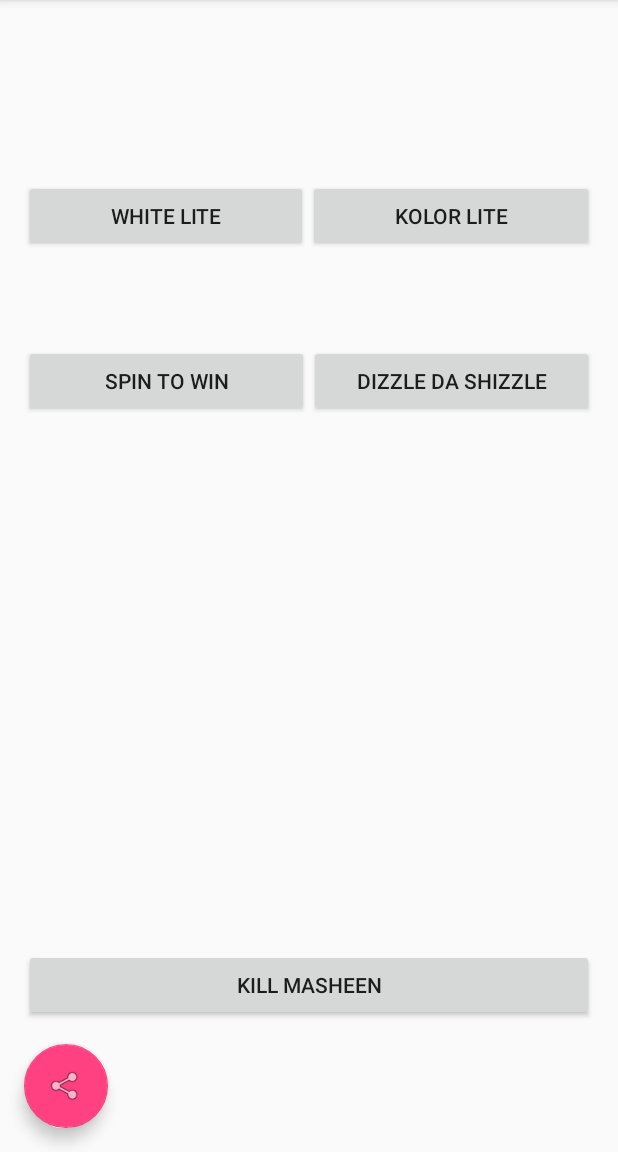
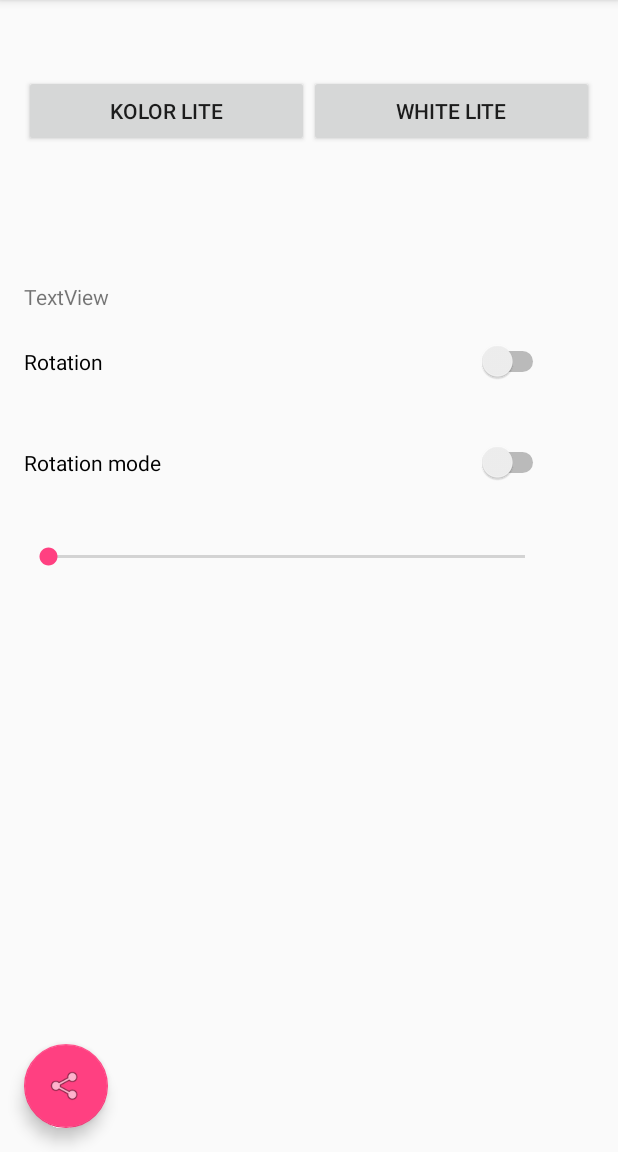
Before and after one commit to najboljsi007/androidLedControl, an Android app: the screen it shows after launch (MenuActivity), on a phone screen of 412 x 824 dp, the part 84-1236 px from its top. Run offline under Robolectric (Android 15) with nearby library versions, the phone set to English and light mode, and no system bars.

Commit message:
Almost done

```diff
--- a/app/src/main/java/com/example/tadejbukovec/ledcontroller/MenuActivity.java
+++ b/app/src/main/java/com/example/tadejbukovec/ledcontroller/MenuActivity.java
@@ -1,5 +1,6 @@
 package com.example.tadejbukovec.ledcontroller;
 
+import android.app.Activity;
 import android.os.Bundle;
 import android.support.design.widget.FloatingActionButton;
 import android.support.design.widget.Snackbar;
@@ -9,6 +10,10 @@ import android.view.View;
 import android.view.Menu;
 import android.view.MenuItem;
 import android.widget.Button;
+import android.widget.CompoundButton;
+import android.widget.SeekBar;
+import android.widget.Switch;
+import android.widget.TextView;
 import android.widget.Toast;
 
 import java.io.IOException;
@@ -29,9 +34,10 @@ interface Operation{
 
 class Constants{
 
-    static final String url = "http://192.168.1.101:5000/";
+    static final String url = "http://192.168.1.102/";
 
 }
+
 
 class LedOperation implements Operation{
 
@@ -53,18 +59,18 @@ class LedOperation implements Operation{
 
 class ContiniousServoOperation implements Operation{
 
-    boolean enable;
+    int enable;
     //1 for clockwise, 0 for counter-clockwise
     int rotation;
 
-    public ContiniousServoOperation(boolean enable, int rotation) {
+    public ContiniousServoOperation(int enable, int rotation) {
         this.enable = enable;
         this.rotation = rotation;
     }
 
     @Override
     public String makeQuery() {
-        return String.format(Constants.url + "servo_continious?enable=%b&stepDir=%d",enable, rotation);
+        return String.format(Constants.url + "motor_continious?enable=%d&dir=%d",enable, rotation);
     }
 }
 
@@ -79,7 +85,7 @@ class RandomServoOperation implements Operation{
 
     @Override
     public String makeQuery() {
-        return String.format(Constants.url + "servo_random?enable=%b",enable);
+        return String.format(Constants.url + "motor_random?enable=%b",enable);
     }
 }
 
@@ -144,9 +150,10 @@ public class MenuActivity extends AppCompatActivity {
 
         final Button whiteLight = (Button) findViewById(R.id.ledWhiteBtn);
         final Button colorLight = (Button) findViewById(R.id.ledColorBtn);
-        final Button servo = (Button) findViewById(R.id.servoBtn);
-        final Button servoRandom = (Button) findViewById(R.id.servoRandBtn);
-        final Button kill = (Button) findViewById(R.id.killBtn);
+        final Switch spin = (Switch) findViewById(R.id.rotation);
+        final Switch spinModify = (Switch) findViewById(R.id.rotationmode);
+        final SeekBar speed = (SeekBar) findViewById(R.id.speed);
+        final TextView textis = (TextView) findViewById(R.id.textView);
 
         //white light button logic
         whiteLight.setOnClickListener(new View.OnClickListener() {
@@ -187,47 +194,61 @@ public class MenuActivity extends AppCompatActivity {
             }
         });
 
-        //servo button logic
-        servo.setOnClickListener(new View.OnClickListener() {
-            @Override
-            public void onClick(View v) {
 
-                if (!servo.getText().equals("Stop da speen")){
-                    ContiniousServoOperation spinDaLight = new ContiniousServoOperation(true, 1);
+        //spin switch logic
+        spin.setOnCheckedChangeListener(new CompoundButton.OnCheckedChangeListener() {
+            public void onCheckedChanged(CompoundButton buttonView, boolean isChecked) {
+                if(isChecked==true){
+                    ContiniousServoOperation spinDaLight = new ContiniousServoOperation(1, 1);
                     runnable.addToQueue(spinDaLight);
-                    servo.setText("Stop da speen");
                 }
                 else{
-                    ContiniousServoOperation spinDaLight = new ContiniousServoOperation(false, 0);
+                    ContiniousServoOperation spinDaLight = new ContiniousServoOperation(0, 0);
                     runnable.addToQueue(spinDaLight);
-                    servo.setText("Spin to win");
                 }
             }
         });
 
-        //random servo logic
-        servoRandom.setOnClickListener(new View.OnClickListener(){
-            @Override
-            public void onClick(View v) {
-                if(!servoRandom.getText().equals("Stop da speen")){
+        //spin switch logic
+        spinModify.setOnCheckedChangeListener(new CompoundButton.OnCheckedChangeListener() {
+            public void onCheckedChanged(CompoundButton buttonView, boolean isChecked) {
+                if(isChecked==true){
                     RandomServoOperation dizzleDaBitches = new RandomServoOperation(true);
                     runnable.addToQueue(dizzleDaBitches);
-                    servoRandom.setText("Stop da speen");
                 }
                 else{
-                    RandomServoOperation dizzleNoBitches = new RandomServoOperation(false);
-                    runnable.addToQueue(dizzleNoBitches);
-                    servoRandom.setText("Dizzle da shizzle");
+                    ContiniousServoOperation spinDaLight = new ContiniousServoOperation(0, 0);
+                    runnable.addToQueue(spinDaLight);
                 }
             }
         });
 
-        //exit the app button logic
-        kill.setOnClickListener(new View.OnClickListener() {
+        //speed switch logic
+        speed.setOnSeekBarChangeListener(new SeekBar.OnSeekBarChangeListener() {
             @Override
-            public void onClick(View v) {
-                finish();
-                System.exit(0);
+            public void onProgressChanged(SeekBar seekBar, int progress, boolean fromUser) {
+
+
+                if (progress<30){
+                    textis.setText("SLOW");
+                }
+                if (progress>30 || progress<70 && progress>30){
+                    textis.setText("MEDIUM");
+                }
+                if (progress> 70){
+                    textis.setText("\"LIGHT\" SPEED");
+                }
+
+            }
+
+            @Override
+            public void onStartTrackingTouch(SeekBar seekBar) {
+
+            }
+
+            @Override
+            public void onStopTrackingTouch(SeekBar seekBar) {
+
             }
         });
 
--- a/app/src/main/res/layout/content_menu.xml
+++ b/app/src/main/res/layout/content_menu.xml
@@ -13,71 +13,81 @@
     tools:context="com.example.tadejbukovec.ledcontroller.MenuActivity"
     tools:showIn="@layout/activity_menu">
 
-    <Button
-        android:text="Kill Masheen"
+    <LinearLayout
+        android:orientation="vertical"
         android:layout_width="match_parent"
         android:layout_height="wrap_content"
-        android:id="@+id/killBtn"
-        android:layout_marginBottom="71dp"
-        android:layout_alignParentBottom="true"
-        android:layout_alignParentEnd="true" />
+        android:layout_alignParentTop="true"
+        android:layout_alignParentStart="true">
 
         <LinearLayout
             android:orientation="horizontal"
             android:layout_width="match_parent"
-        android:layout_height="wrap_content"
+            android:layout_height="match_parent"
             android:layout_alignParentTop="true"
             android:layout_alignParentStart="true"
-        android:paddingTop="200dp"
-        android:layout_marginTop="14dp">
+            android:paddingTop="20dp"
+            android:layout_marginTop="14dp"
+            android:layout_marginBottom="90dp"
+            android:layout_weight="0.5">
 
             <Button
-        android:text="Spin To Win"
+                android:text="KOLOR LITE"
                 android:layout_width="match_parent"
-        android:layout_height="wrap_content"
-        android:id="@+id/servoBtn"
-        android:layout_marginBottom="64dp"
-        android:layout_alignParentStart="true"
-        android:layout_weight="0.5"/>
-
-    <Button
-        android:text="Dizzle da shizzle"
-        android:layout_width="match_parent"
-        android:layout_height="wrap_content"
-        android:id="@+id/servoRandBtn"
-        android:layout_marginBottom="64dp"
-        android:layout_alignParentStart="true"
-        android:layout_weight="0.5"/>
-
-    </LinearLayout>
-
-    <LinearLayout
-        android:orientation="horizontal"
-        android:layout_width="match_parent"
-        android:layout_height="wrap_content"
-        android:layout_alignParentTop="true"
-        android:layout_alignParentStart="true"
-        android:paddingTop="90dp"
-        android:layout_marginTop="14dp">
+                android:layout_height="match_parent"
+                android:id="@+id/ledColorBtn"
+                android:layout_alignBaseline="@+id/ledWhiteBtn"
+                android:layout_alignBottom="@+id/ledWhiteBtn"
+                android:layout_alignParentEnd="true"
+                android:layout_weight="1" />
 
             <Button
                 android:text="WHITE LITE"
-            android:layout_width="wrap_content"
+                android:layout_width="match_parent"
                 android:layout_height="match_parent"
                 android:id="@+id/ledWhiteBtn"
                 android:layout_alignParentTop="true"
                 android:layout_alignParentStart="true"
 
+                android:layout_weight="1" />
+        </LinearLayout>
+
+        <TextView
+            android:text="TextView"
+            android:layout_width="match_parent"
+            android:layout_height="wrap_content"
+            android:id="@+id/textView"
             android:layout_weight="0.5" />
 
-        <Button
-            android:text="KOLOR LITE"
-            android:layout_width="wrap_content"
-            android:layout_height="match_parent"
-            android:id="@+id/ledColorBtn"
-            android:layout_alignBaseline="@+id/ledWhiteBtn"
-            android:layout_alignBottom="@+id/ledWhiteBtn"
-            android:layout_alignParentEnd="true"
+        <Switch
+            android:text="Rotation"
+            android:layout_width="match_parent"
+            android:layout_height="wrap_content"
+            android:layout_marginRight="30dp"
+            android:layout_marginTop="20dp"
+            android:layout_marginBottom="20dp"
+            android:id="@+id/rotation"
             android:layout_weight="0.5" />
+
+        <Switch
+            android:text="Rotation mode"
+            android:layout_width="match_parent"
+            android:layout_height="wrap_content"
+            android:layout_marginRight="30dp"
+            android:layout_marginTop="20dp"
+            android:layout_marginBottom="20dp"
+            android:id="@+id/rotationmode"
+            android:layout_weight="0.5" />
+
+        <SeekBar
+            android:layout_width="match_parent"
+            android:layout_height="wrap_content"
+            android:layout_marginRight="30dp"
+            android:layout_marginTop="20dp"
+            android:layout_marginBottom="20dp"
+            android:id="@+id/speed"
+            android:layout_weight="0.5" />
+
     </LinearLayout>
+
 </RelativeLayout>
```
Also changed, not shown: app/build.gradle (+7 -0 lines), 1 other file. Lines whose indentation alone changed are shown as unchanged.
